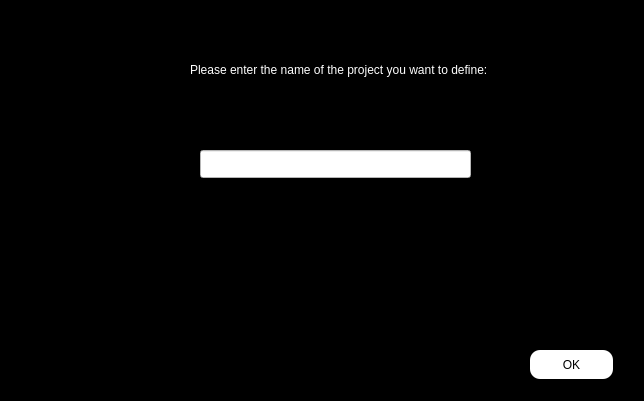
Old version of the form enter/add_project_before.ui in the repository Shayanrava/APproject.
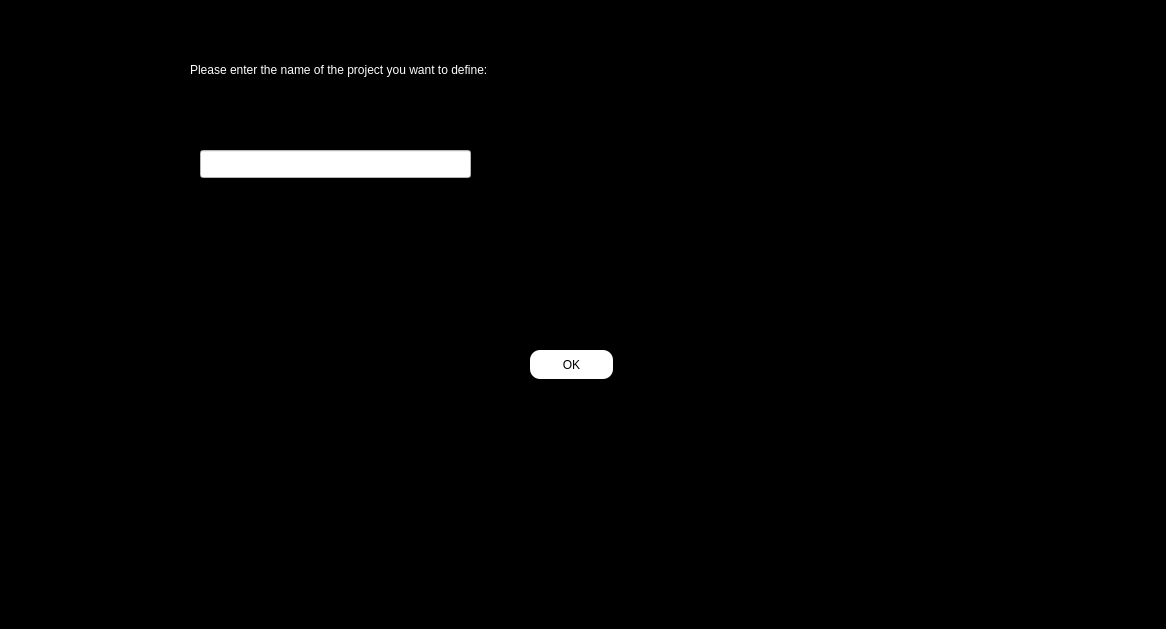
New version of the form.

The edit to the form file:
```diff
--- a/enter/add_project_before.ui
+++ b/enter/add_project_before.ui
@@ -6,8 +6,8 @@
    <rect>
     <x>0</x>
     <y>0</y>
-    <width>644</width>
-    <height>401</height>
+    <width>1166</width>
+    <height>629</height>
    </rect>
   </property>
   <property name="windowTitle">
```
